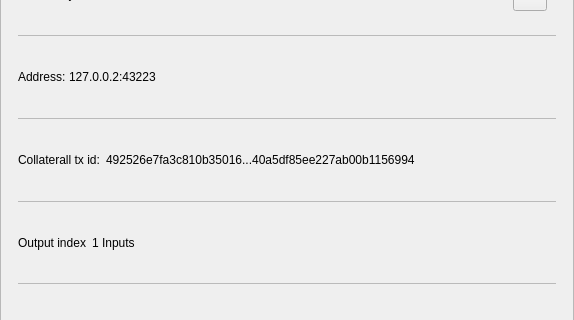
This is src/qt/vitae/forms/mninfodialog.ui in VitaeTeam/Vitae as Qt 5 draws it before an edit; both pictures show x 0 to 574 and y 118 to 438 of the 574 by 680 pixel window. The edited form follows.
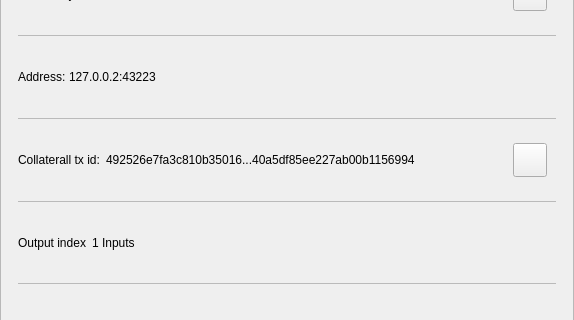
This is the edited form.

Commit message:
[GUI] Master node list update timer.
# Conflicts:
#	src/masternodeconfig.cpp
#	src/qt/vitae/masternodeswidget.h
#	src/qt/vitae/mnmodel.cpp

```diff
--- a/src/qt/vitae/forms/mninfodialog.ui
+++ b/src/qt/vitae/forms/mninfodialog.ui
@@ -372,7 +372,7 @@
                 </item>
                 <item>
                  <widget class="QWidget" name="contentAmount" native="true">
-                  <layout class="QHBoxLayout" name="horizontalLayout_4" stretch="0,1">
+                  <layout class="QHBoxLayout" name="horizontalLayout_4" stretch="0,1,0">
                    <property name="leftMargin">
                     <number>0</number>
                    </property>
@@ -396,6 +396,25 @@
                      </property>
                     </widget>
                    </item>
+                   <item>
+                    <widget class="QPushButton" name="pushCopyId">
+                     <property name="minimumSize">
+                      <size>
+                       <width>34</width>
+                       <height>34</height>
+                      </size>
+                     </property>
+                     <property name="maximumSize">
+                      <size>
+                       <width>34</width>
+                       <height>34</height>
+                      </size>
+                     </property>
+                     <property name="text">
+                      <string/>
+                     </property>
+                    </widget>
+                   </item>
                   </layout>
                  </widget>
                 </item>
```
The commit also changes 6 other files.
